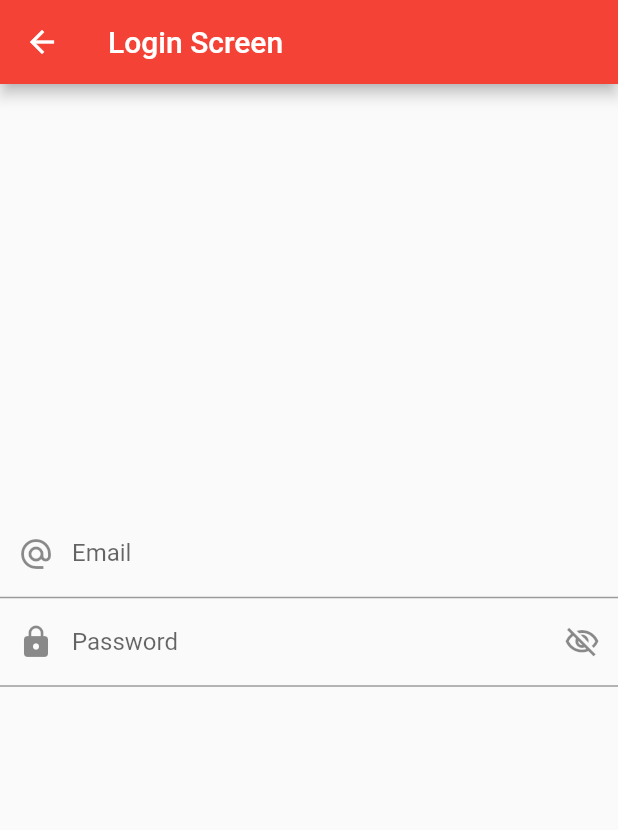
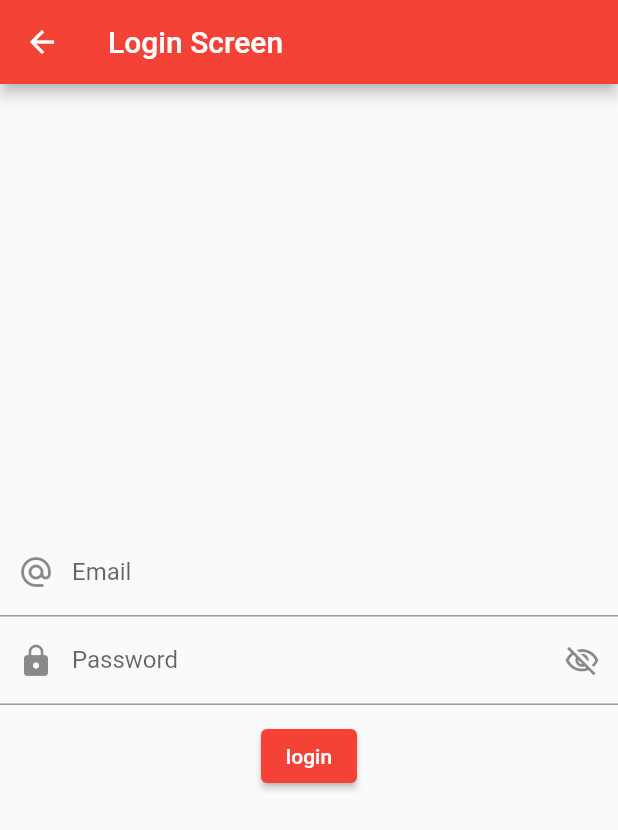
Before and after one commit to aqsakhan22/allprojectflutter, a Flutter app: the LoginScreen screen opened directly, on a phone screen of 412 x 824 dp. Shown: the top 830 px of the screen. Run offline on Flutter 3.47's test engine with Material 2 defaults, Android fonts, the light colour scheme and no system bars; our stand-ins replace another_flushbar, avatar_glow, firebase_core, firebase_messaging, fl_chart, flutter_local_notifications and 11 more; missing offline and left inert: cast, clipboard, flutter_speech, flutter_vlc_player, highlight_text, syncfusion_flutter_pdfviewer and 1 more; accounts and stored records are empty; network calls fail.

Commit message:
2 Nov LINKS UPDATED

```diff
--- /dev/null
+++ b/lib/MVVM/ViewModel/auth_repo_VM.dart
@@ -0,0 +1,12 @@
+import 'package:firebaseflutterproject/MVVM/repository/auth_repository.dart';
+import 'package:flutter/cupertino.dart';
+
+class AuthViewModel with ChangeNotifier{
+  final _myRepo=AuthRepository();
+
+
+  Future<dynamic> loginApi(dynamic data,BuildContext context) async{
+
+   _myRepo.loginApi(data);
+  }
+}
--- /dev/null
+++ b/lib/MVVM/providers/auth_provider.dart
@@ -0,0 +1,46 @@
+import 'package:firebaseflutterproject/MVVM/utils/utils.dart';
+import 'package:firebaseflutterproject/TopVariables.dart';
+import 'package:flutter/cupertino.dart';
+import 'package:http/http.dart' ;
+
+class AuthProvider extends ChangeNotifier{
+
+  bool _loading=false;
+  bool get loading => _loading;
+
+  setLogin(bool value){
+    _loading=value;
+    notifyListeners();
+  }
+
+void login (String email,String password) async{
+    setLogin(true);
+  // https://reqres.in
+  try{
+     Response response=await post(Uri.parse("https://reqres.in/api/login"),
+       body: {
+         "email": email,
+         "password": password
+       }
+     );
+     if(response.statusCode == 200){
+       print("Login data is ${response.body}");
+       setLogin(false);
+       Utils.flushErrorMessage("Successfully Login", TopVaraible.navigatorKey.currentContext!);
+     }
+     else{
+       setLogin(false);
+       Utils.flushErrorMessage("User Has not been Registered", TopVaraible.navigatorKey.currentContext!);
+
+     }
+  }
+  catch(e){
+    setLogin(false);
+    Utils.flushErrorMessage(e.toString(), TopVaraible.navigatorKey.currentContext!);
+  }
+
+    notifyListeners();
+}
+
+
+}
--- /dev/null
+++ b/lib/MVVM/repository/auth_repository.dart
@@ -0,0 +1,37 @@
+
+
+import 'package:firebaseflutterproject/MVVM/data/network/NetworkApiSerice.dart';
+import 'package:firebaseflutterproject/MVVM/data/network/baseApiServices.dart';
+import 'package:firebaseflutterproject/MVVM/res/appurl.dart';
+import 'package:http/http.dart';
+
+
+class AuthRepository{
+
+  BaseApiServices _apiServices = NetworkApiService();
+
+  Future<dynamic> loginApi(dynamic data) async{
+    try{
+      Response response=await _apiServices.getPostApiResponse(AppUrl.login,data);
+    return response;
+    }
+    catch(e){
+
+        }
+  }
+
+  Future<dynamic> registerApi(dynamic data) async{
+    try{
+      Response response=await _apiServices.getPostApiResponse(AppUrl.register ,data);
+    return response;
+    }
+    catch(e){
+
+        }
+  }
+
+
+
+
+
+}
--- /dev/null
+++ b/lib/MVVM/res/appurl.dart
@@ -0,0 +1,5 @@
+class AppUrl{
+  static var baseUrl="https://reqres.in/api/";
+  static var login = baseUrl + "login";
+  static var register = baseUrl + "register";
+}
--- /dev/null
+++ b/lib/MVVM/res/components/round_buttons.dart
@@ -0,0 +1,24 @@
+import 'package:flutter/cupertino.dart';
+import 'package:flutter/material.dart';
+
+class RoundButton extends StatelessWidget {
+  final String title;
+ final  bool loading;
+ final VoidCallback onPressed;
+  const RoundButton({Key? key, required this.title,  this.loading=false, required this.onPressed}) : super(key: key);
+
+  @override
+  Widget build(BuildContext context) {
+    return loading == true ?
+        Center(
+          child: CircularProgressIndicator(),
+        )
+        :
+
+      ElevatedButton
+      (
+        onPressed: onPressed,
+        child: Text(title)
+    );
+  }
+}
--- a/lib/MVVM/view/login_screen.dart
+++ b/lib/MVVM/view/login_screen.dart
@@ -1,5 +1,10 @@
+import 'package:firebaseflutterproject/MVVM/ViewModel/auth_repo_VM.dart';
+import 'package:firebaseflutterproject/MVVM/providers/auth_provider.dart';
+import 'package:firebaseflutterproject/MVVM/res/components/round_buttons.dart';
 import 'package:firebaseflutterproject/MVVM/utils/utils.dart';
 import 'package:flutter/material.dart';
+import 'package:provider/provider.dart';
+
 
 class LoginScreen extends StatefulWidget {
   const LoginScreen({Key? key}) : super(key: key);
@@ -17,13 +22,15 @@ class _LoginScreenState extends State<LoginScreen> {
 
   @override
   Widget build(BuildContext context) {
+    final authProvider= Provider.of<AuthViewModel>(context,listen: false);
+    print("Login Build");
     final height = MediaQuery.of(context).size.height * 1;
     return Scaffold(
         appBar: AppBar(
           title: const Text("Login Screen"),
         ),
         body: SafeArea(
-          child: Column(
+          child:Column(
             mainAxisAlignment: MainAxisAlignment.center,
             crossAxisAlignment: CrossAxisAlignment.center,
             children: [
@@ -39,6 +46,7 @@ class _LoginScreenState extends State<LoginScreen> {
                   Utils.fieldFocusNode(context, emailFocusNode, passwordFocusNode);
                 },
               ),
+
               ValueListenableBuilder(
                   valueListenable: obsecurePassword,
                   builder: (context, value, child) {
@@ -61,11 +69,96 @@ class _LoginScreenState extends State<LoginScreen> {
                       },
                     );
                   }),
-              SizedBox(
-                height: height * .1,
+
+              SizedBox(height: 10.0,),
+              RoundButton(
+              title:  "login",
+                onPressed: (){
+                Map<String,dynamic> reqBody=
+                {
+                  "email": email.text,
+                  "password": password.text
+                };
+                authProvider.loginApi(reqBody,context);
+                },
+
               )
+
+
+
+
+              // SizedBox(
+              //   height: height * .1,
+              // )
             ],
-          ),
+          )
+
+
+              //Rest Api Login part integrate login rest api
+      // Consumer<AuthProvider>(
+      //   builder: (BuildContext context,data,child){
+      //     return      Column(
+      //       mainAxisAlignment: MainAxisAlignment.center,
+      //       crossAxisAlignment: CrossAxisAlignment.center,
+      //       children: [
+      //         TextFormField(
+      //           controller: email,
+      //           focusNode: emailFocusNode,
+      //           decoration: const InputDecoration(
+      //             hintText: 'Email',
+      //             labelText: 'Email',
+      //             prefixIcon: Icon(Icons.alternate_email),
+      //           ),
+      //           onFieldSubmitted: (value) {
+      //             Utils.fieldFocusNode(context, emailFocusNode, passwordFocusNode);
+      //           },
+      //         ),
+      //
+      //         ValueListenableBuilder(
+      //             valueListenable: obsecurePassword,
+      //             builder: (context, value, child) {
+      //               return TextFormField(
+      //                 controller: password,
+      //                 obscureText: obsecurePassword.value,
+      //                 obscuringCharacter: '*',
+      //                 focusNode: passwordFocusNode,
+      //                 decoration: InputDecoration(
+      //                     hintText: 'Password',
+      //                     labelText: 'Password',
+      //                     prefixIcon: Icon(Icons.lock),
+      //                     suffixIcon: IconButton(
+      //                         onPressed: () {
+      //                           obsecurePassword.value = !obsecurePassword.value;
+      //                         },
+      //                         icon: Icon(obsecurePassword.value ? Icons.visibility_off_outlined : Icons.visibility_rounded))),
+      //                 onFieldSubmitted: (value) {
+      //                   // FocusScope.of(context).requestFocus(passwordFocusNode);
+      //                 },
+      //               );
+      //             }),
+      //
+      //         SizedBox(height: 10.0,),
+      //         authProvider.loading == true ?
+      //         Center(
+      //           child: CircularProgressIndicator(
+      //
+      //           ),
+      //         )
+      //
+      //             :
+      //         ElevatedButton(onPressed: (){
+      //           authProvider.login(email.text, password.text );
+      //
+      //
+      //
+      //         }, child: Text("Login")),
+      //         // SizedBox(
+      //         //   height: height * .1,
+      //         // )
+      //       ],
+      //     );
+      //   },
+      // )
         )
         // Center(
         //   child: InkWell(
--- a/lib/user_intefaces/dart_theme.dart
+++ b/lib/user_intefaces/dart_theme.dart
@@ -22,7 +22,9 @@ class _DarkThemeState extends State<DarkTheme> {
           RadioListTile<ThemeMode>(title: Text("Light Mode"), value: ThemeMode.light, groupValue: themeChanger.themeMode, onChanged: themeChanger.setTheme),
           RadioListTile<ThemeMode>(title: Text("DARK Mode"), value: ThemeMode.dark, groupValue: themeChanger.themeMode, onChanged: themeChanger.setTheme),
           RadioListTile<ThemeMode>(title: Text("System Mode"), value: ThemeMode.system, groupValue: themeChanger.themeMode, onChanged: themeChanger.setTheme),
-          ElevatedButton(onPressed: () {}, child: Text("${themeChanger.themeMode}")),
+          ElevatedButton(onPressed: () {
+
+          }, child: Text("${themeChanger.themeMode}")),
           Icon(Icons.add)
         ],
       ),
```
Also changed, not shown: lib/MVVM/data/network/NetworkApiSerice.dart (+7 -1 lines), lib/main.dart (+12 -4 lines), lib/MVVM/repository/components/round_buttons.dart (deleted), lib/MVVM/res/color.dart (renamed from lib/MVVM/repository/color.dart), 1 other file.
